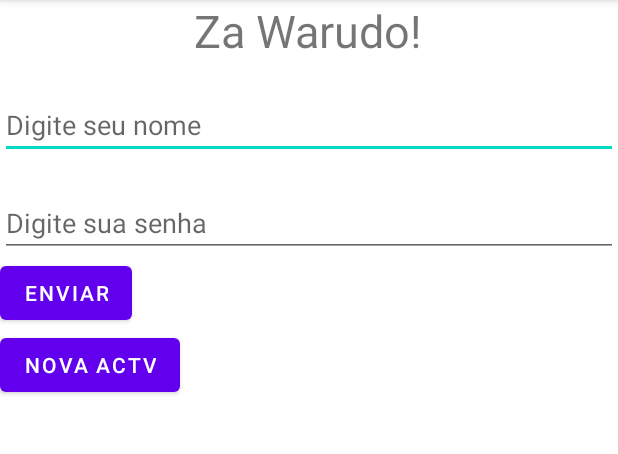
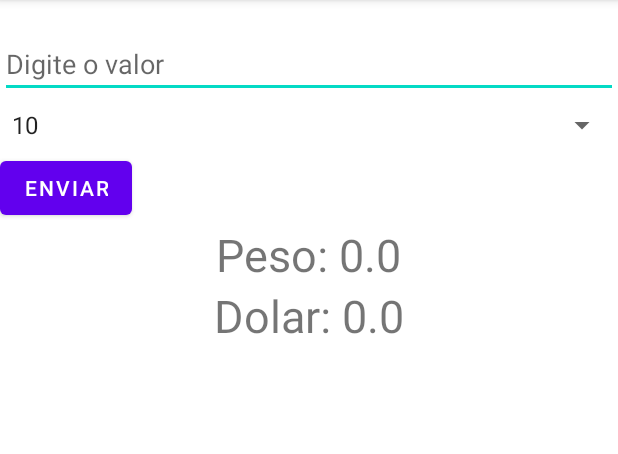
Before and after one commit to Eduardo-Prates/Lista4Menu, an Android app: the screen it shows after launch (MainActivity), after a tap on "ENVIAR", on a phone screen of 412 x 824 dp, the part 84-538 px from its top. Run offline under Robolectric (Android 15) with nearby library versions, the phone set to English and light mode, and no system bars; 1 statement that could not run was skipped.

Commit message:
Initial Commit!

```diff
--- a/app/src/main/AndroidManifest.xml
+++ b/app/src/main/AndroidManifest.xml
@@ -10,9 +10,6 @@
         android:supportsRtl="true"
         android:theme="@style/Theme.Atividade3">
         <activity
-            android:name=".BemVindoActivity"
-            android:exported="false" />
-        <activity
             android:name=".MainActivity"
             android:exported="true">
             <intent-filter>
--- a/app/src/main/java/com/example/atividade3/MainActivity.java
+++ b/app/src/main/java/com/example/atividade3/MainActivity.java
@@ -5,24 +5,30 @@ import androidx.activity.result.ActivityResultCallback;
 import androidx.activity.result.ActivityResultLauncher;
 import androidx.activity.result.contract.ActivityResultContracts;
 import androidx.annotation.Nullable;
+import androidx.annotation.RequiresApi;
 import androidx.appcompat.app.AppCompatActivity;
 
 import android.content.Intent;
+import android.os.Build;
 import android.os.Bundle;
+import android.text.TextUtils;
 import android.view.View;
+import android.widget.Adapter;
+import android.widget.AdapterView;
+import android.widget.ArrayAdapter;
 import android.widget.Button;
 import android.widget.EditText;
+import android.widget.Spinner;
 import android.widget.TextView;
 import android.widget.Toast;
 
-public class MainActivity extends AppCompatActivity implements View.OnClickListener {
+public class MainActivity extends AppCompatActivity implements AdapterView.OnItemSelectedListener {
 
-    private TextView tv1;
-    private EditText et1,et2;
-    private Button bt1,bt2;
-    private String name;
-
-    ActivityResultLauncher<Intent> activityResultLauncher;
+    private TextView tv1,tv2;
+    private EditText et1;
+    private Button bt1;
+    private String name,name2;
+    private Spinner spn;
 
     @Override
     protected void onCreate(Bundle savedInstanceState) {
@@ -30,34 +36,39 @@ public class MainActivity extends AppCompatActivity implements View.OnClickListe
         setContentView(R.layout.activity_main);
 
         tv1 = (TextView) findViewById(R.id.tv1);
+        tv2 = (TextView) findViewById(R.id.tv2);
         et1 = (EditText) findViewById(R.id.et1);
-        et2 = (EditText) findViewById(R.id.et2);
         bt1 = (Button) findViewById(R.id.bt1);
-        bt2 = (Button) findViewById(R.id.bt2);
 
-        activityResultLauncher = registerForActivityResult(new ActivityResultContracts.StartActivityForResult(), new ActivityResultCallback<ActivityResult>() {
-                    @Override
-                    public void onActivityResult(ActivityResult result) {
-                        if(result.getResultCode() == 69){
-                            Intent intent = result.getData();
+        spn = findViewById(R.id.spinner1);
 
-                            if(intent != null){
-                                String data = intent.getStringExtra("result");
-                                tv1.setText(data);
-                            }
-                        }
-                    }
-                });
+        String[] moedas = getResources().getStringArray(R.array.names);
+        ArrayAdapter adapter = new ArrayAdapter(this,
+                android.R.layout.simple_spinner_item, moedas);
+        adapter.setDropDownViewResource(android.R.layout.simple_spinner_dropdown_item);
+        spn.setAdapter(adapter);
+
+        bt1.setOnClickListener(new View.OnClickListener() {
+            @RequiresApi(api = Build.VERSION_CODES.O)
+            @Override
+            public void onClick(View view) {
+                double valorReal = Double.parseDouble(et1.getText().toString());
+                double valorPeso = valorReal * 8.4;
+                double valorDolar = valorReal * 5.10;
+
+                name = "Peso: " + String.valueOf(valorPeso);
+                name2 = "Dolar: " + String.valueOf(valorDolar);
+                tv1.setText(name);
+                tv2.setText(name2);
+            }
+        });
 
         if(savedInstanceState != null){
             name = savedInstanceState.getString("chaveNome");
         }else{
-            name = "Za Warudo!";
+            name = "Conversor de Moedas";
         }
-        tv1.setText(name);
 
-        bt1.setOnClickListener(this);
-        bt2.setOnClickListener(this);
     }
     protected void onSaveInstanceState(Bundle dados){
         super.onSaveInstanceState(dados);
@@ -65,29 +76,17 @@ public class MainActivity extends AppCompatActivity implements View.OnClickListe
     }
 
     @Override
-    public void onClick(View view) {
-        if(view.getId() == R.id.bt1 && et1.getText().toString().equals("Eduardo") && et2.getText().toString().equals("123")){
-            name = et1.getText().toString();
-            tv1.setText(name);
-            Intent intent = new Intent(this, BemVindoActivity.class);
-            Bundle parametros = new Bundle();
-            parametros.putString("idNome", name);
-            intent.putExtras(parametros);
-            startActivity(intent);
-        }else if(view.getId() == R.id.bt2){
-            Intent intent = new Intent(this, BemVindoActivity.class);
-            Bundle parametros = new Bundle();
-            parametros.putString("idNome", name);
-            intent.putExtras(parametros);
-            activityResultLauncher.launch(intent);
+    public void onItemSelected(AdapterView<?> adapterView, View view, int i, long l) {
+        if(adapterView.getId() == R.id.spinner1) {
+            Toast.makeText(this, "TESTEE", Toast.LENGTH_SHORT).show();
+            String valueFromSpinner = adapterView.getItemAtPosition(i).toString();
 
-        }else{
-            Toast.makeText(getApplicationContext(), "Login ou senha errados!", Toast.LENGTH_SHORT).show();
         }
     }
 
     @Override
-    protected void onActivityResult(int requestCode, int resultCode, @Nullable Intent data) {
-        super.onActivityResult(requestCode, resultCode, data);
+    public void onNothingSelected(AdapterView<?> adapterView) {
+
     }
+
 }
--- a/app/src/main/res/layout/activity_main.xml
+++ b/app/src/main/res/layout/activity_main.xml
@@ -7,39 +7,39 @@
     android:orientation="vertical"
     tools:context=".MainActivity">
 
-    <TextView
-        android:id="@+id/tv1"
-        android:layout_width="wrap_content"
-        android:layout_height="wrap_content"
-        android:text="@string/za_warudo"
-        android:layout_gravity="center"
-        android:textSize="30sp"/>
-
     <EditText
         android:id="@+id/et1"
+        android:inputType="number"
         android:layout_width="match_parent"
         android:layout_height="wrap_content"
         android:layout_marginTop="20dp"
-        android:hint="@string/digite_seu_nome"/>
+        android:hint="Digite o valor"/>
 
-    <EditText
-        android:id="@+id/et2"
+    <Spinner
+        android:id="@+id/spinner1"
         android:layout_width="match_parent"
-        android:layout_height="wrap_content"
-        android:layout_marginTop="20dp"
-        android:inputType="textPassword"
-        android:hint="@string/digite_sua_senha"/>
+        android:layout_height="36dp" />
 
     <Button
         android:id="@+id/bt1"
         android:layout_width="wrap_content"
         android:layout_height="wrap_content"
-        android:text="@string/enviar"/>
+        android:text="@string/enviar" />
 
-    <Button
-        android:id="@+id/bt2"
+    <TextView
+        android:id="@+id/tv1"
         android:layout_width="wrap_content"
         android:layout_height="wrap_content"
-        android:text="@string/nova_actv"/>
+        android:layout_gravity="center"
+        android:text="ZAWARUDO"
+        android:textSize="30sp" />
+
+    <TextView
+        android:id="@+id/tv2"
+        android:layout_width="wrap_content"
+        android:layout_height="wrap_content"
+        android:layout_gravity="center"
+        android:text=""
+        android:textSize="30sp" />
 
 </LinearLayout>
--- a/app/src/main/res/values/strings.xml
+++ b/app/src/main/res/values/strings.xml
@@ -5,4 +5,9 @@
     <string name="za_warudo">Za Warudo!</string>
     <string name="enviar">Enviar</string>
     <string name="nova_actv">Nova Actv</string>
+    <string-array name="names">
+        <item>10</item>
+        <item>30</item>
+        <item>50</item>
+    </string-array>
 </resources>
```
Also changed, not shown: app/src/main/java/com/example/atividade3/BemVindoActivity.java (deleted, +0 -46 lines), app/src/main/res/layout/activity_bem_vindo.xml (deleted, +0 -32 lines).
